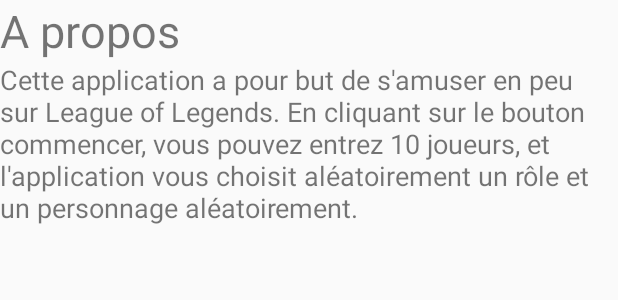
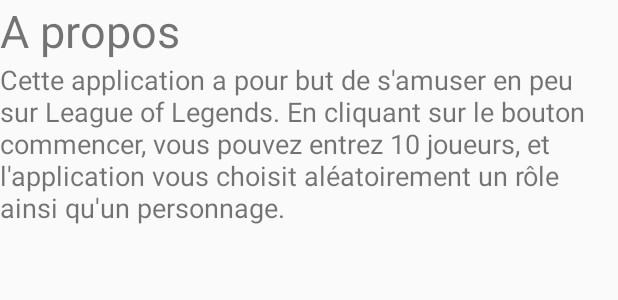
Before and after one commit to LuxemTheFez/MistZer_Randomizer, an Android app: the layout activity_a_propos.xml on its own in the app's theme, with its tools: preview values and no code run, on a phone screen of 412 x 824 dp. Shown: the top 300 px of the screen. Run offline under Robolectric (Android 15) with nearby library versions, the phone set to English and light mode, and no system bars.

Commit message:
Lien vue accueil -> vue à propos

```diff
--- a/app/src/main/AndroidManifest.xml
+++ b/app/src/main/AndroidManifest.xml
@@ -1,4 +1,5 @@
 <?xml version="1.0" encoding="utf-8"?>
+<!--suppress CheckTagEmptyBody -->
 <manifest xmlns:android="http://schemas.android.com/apk/res/android"
     package="com.example.myapplication.mistzerrandomizer">
 
@@ -10,6 +11,7 @@
         android:supportsRtl="true"
         android:theme="@style/AppTheme">
         <activity android:name=".activity.Activity_names"></activity>
+        <activity android:name=".activity.Activity_a_propos"></activity>
         <activity android:name=".activity.MainActivity">
             <intent-filter>
                 <action android:name="android.intent.action.MAIN" />
--- a/app/src/main/res/values/strings.xml
+++ b/app/src/main/res/values/strings.xml
@@ -17,7 +17,7 @@
     <string name="about_button">À propos</string>
     <string name="options_button">Options</string>
     <string name="a_propos_title">A propos</string>
-    <string name="a_propos_content">Cette application a pour but de s\'amuser en peu sur League of Legends. En cliquant sur le bouton commencer, vous pouvez entrez 10 joueurs, et l\'application vous choisit aléatoirement un rôle et un personnage aléatoirement.
+    <string name="a_propos_content">Cette application a pour but de s\'amuser en peu sur League of Legends. En cliquant sur le bouton commencer, vous pouvez entrez 10 joueurs, et l\'application vous choisit aléatoirement un rôle ainsi qu'un personnage.
     </string>
 
 </resources>
```
Also changed, not shown: app/src/main/java/com/example/myapplication/mistzerrandomizer/activity/Activity_a_propos.java (added, +17 -0 lines), app/src/main/java/com/example/myapplication/mistzerrandomizer/activity/MainActivity.java (+9 -0 lines).
